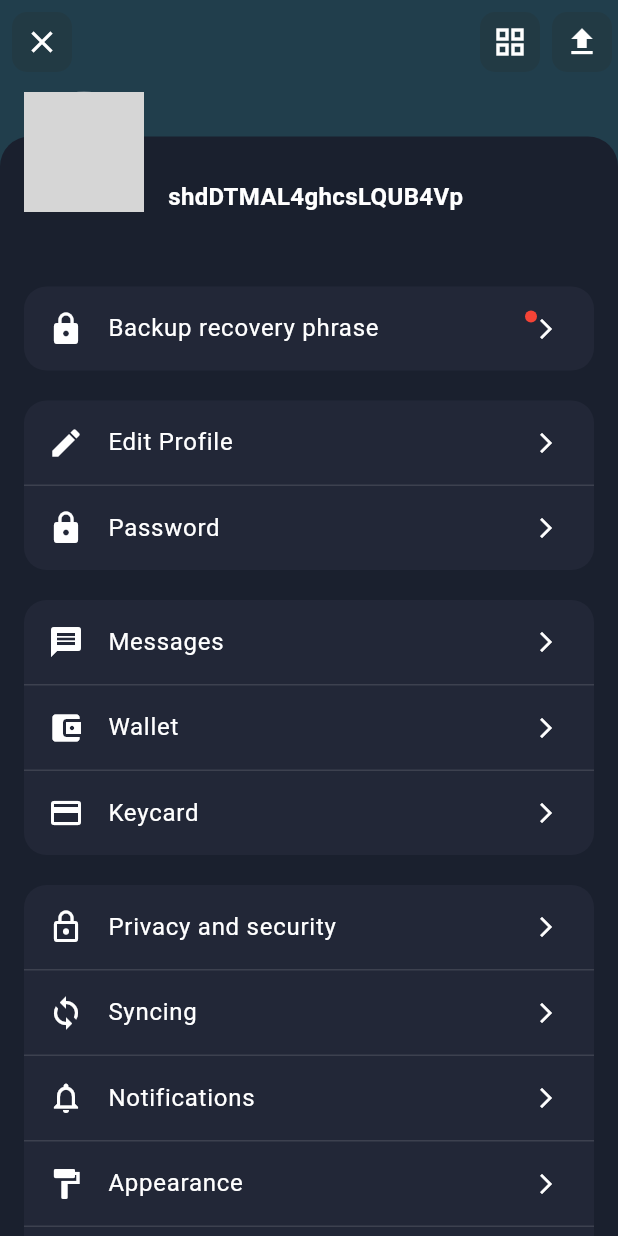
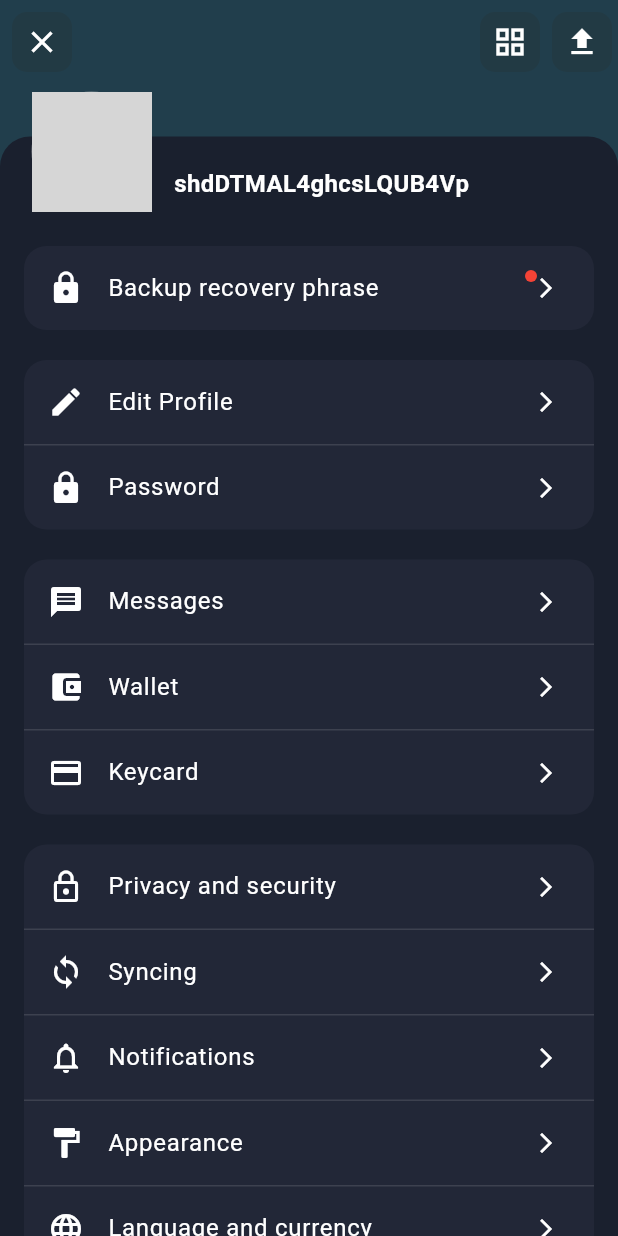
Before and after one commit to josue052015/flutter-course, a Flutter app: the screen it shows after launch, on a phone screen of 412 x 824 dp. Run offline on Flutter 3.47's test engine with Material 3 defaults, Android fonts, the phone set to English and light mode, and no system bars; drawn by our look-alikes of cached_network_image; our stand-ins replace dio, flutter_cache_manager, shared_preferences; network calls fail; key blocks and very long unbroken strings in the code were emptied for the run; grey boxes are pictures that could not be loaded.

Commit message:
floating img

```diff
--- a/img_caching/lib/main.dart
+++ b/img_caching/lib/main.dart
@@ -66,8 +66,7 @@ class MyApp extends StatelessWidget {
             ),
           ],
         ),
-        body:
-        Stack(
+        body: Stack(
           children: [
             Container(
               color: Color(0xFF213E4C),
@@ -82,27 +81,16 @@ class MyApp extends StatelessWidget {
                       topRight: Radius.circular(20),
                     ),
                   ),
-                  child: Column(
+                  child: Stack(
+                    clipBehavior: Clip.none,
                     children: [
+                      Column(
+                        children: [
+                          const Divider(height: 20, color: Colors.transparent),
                           // Sección superior (por ejemplo, el nombre/ID + emojis)
                           Row(
                             children: [
-                          Transform.translate(
-                            offset: Offset(0, -30),
-                            child: ClipOval(
-                              child: CachedNetworkImage(
-                                imageUrl:
-                                    "https://tripleenableapi.triplecyber.com/api/v1/Profile/UserPhoto/velvetlullaby2044@tripleenableanonymous.com?height=300&width=300",
-                                cacheManager: MyCustomCacheManager(),
-                                width: 80,
-                                height: 80,
-                                fit:
-                                    BoxFit
-                                        .cover, // Para que la imagen cubra el círculo
-                              ),
-                            ),
-                          ),
-                          SizedBox(width: 16),
+                              SizedBox(width: 100),
                               // Texto (ejemplo de dirección o nombre de usuario)
                               Expanded(
                                 child: Text(
@@ -121,7 +109,7 @@ class MyApp extends StatelessWidget {
                           ),
 
                           // Línea divisoria (opcional)
-                      const Divider(height: 20, color: Colors.transparent),
+                          const Divider(height: 30, color: Colors.transparent),
 
                           // Opciones en forma de ListTiles
                           Container(
@@ -496,13 +484,30 @@ class MyApp extends StatelessWidget {
                           const Divider(height: 20, color: Colors.transparent),
                         ],
                       ),
+                      Positioned(
+                        left: 5,
+                        top: -30,
+                        child: ClipOval(
+                          child: CachedNetworkImage(
+                            imageUrl:
+                                "https://tripleenableapi.triplecyber.com/api/v1/Profile/UserPhoto/velvetlullaby2044@tripleenableanonymous.com?height=300&width=300",
+                            cacheManager: MyCustomCacheManager(),
+                            width: 80,
+                            height: 80,
+                            fit:
+                                BoxFit
+                                    .cover, // Para que la imagen cubra el círculo
+                          ),
+                        ),
+                      ),
+                    ],
+                  ),
                   // child: SingleChildScrollView(
 
                   // ),
                 ),
               ),
             ),
-
           ],
         ),
       ),
```
Lines whose indentation alone changed are shown as unchanged.
